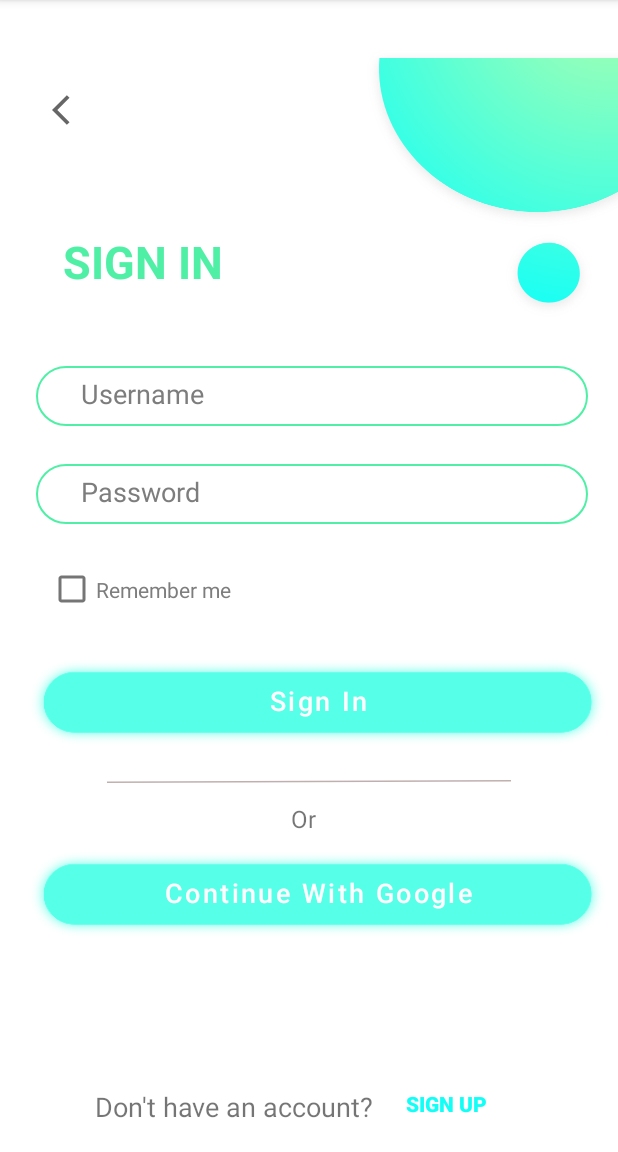
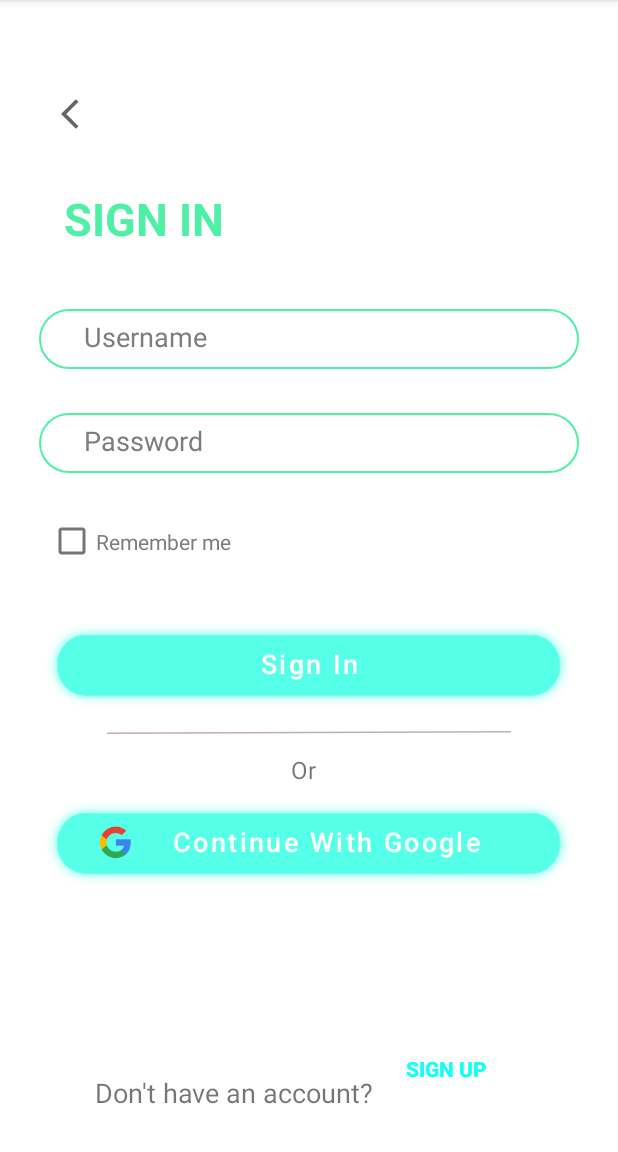
Before and after one commit to kalhararajapaksha/tolo, an Android app: the signin screen opened directly, with no data from a screen before it, on a phone screen of 412 x 824 dp, the part 84-1236 px from its top. Run offline under Robolectric (Android 15) with nearby library versions, the phone set to English and light mode, and no system bars; Roboto replaces fonts that are not available here.

Commit message:
I made some changes in the sign up and sign in page

```diff
--- a/app/src/main/res/drawable-hdpi/googleicon.xml
+++ b/app/src/main/res/drawable-hdpi/googleicon.xml
@@ -3,11 +3,12 @@
 
     <item
         android:drawable="@drawable/ggogle_icon"
-        android:width="40dp"
-        android:height="40dp"
-        android:left="20dp"
+        android:width="30dp"
+        android:height="30dp"
+       android:start="20dp"
         android:bottom="10dp"
         android:right="-35dp"
+
         />
 
 
--- a/app/src/main/res/layout/activity_signin.xml
+++ b/app/src/main/res/layout/activity_signin.xml
@@ -12,32 +12,18 @@
         android:layout_height="wrap_content"
         android:layout_marginStart="71dp"
         android:layout_marginLeft="71dp"
-        android:layout_marginTop="20dp"
+        android:layout_marginTop="12dp"
         android:layout_marginEnd="71dp"
         android:layout_marginRight="71dp"
+        android:layout_marginBottom="12dp"
+        android:contentDescription="@string/todo"
         android:foregroundGravity="center_horizontal"
+        app:layout_constraintBottom_toTopOf="@+id/or"
         app:layout_constraintEnd_toEndOf="parent"
         app:layout_constraintHorizontal_bias="0.0"
         app:layout_constraintStart_toStartOf="parent"
         app:layout_constraintTop_toBottomOf="@+id/signinbtn"
-        app:srcCompat="@drawable/signline"
-        android:contentDescription="@string/todo" />
-
-    <ImageView
-        android:id="@+id/imageView2"
-        android:layout_width="wrap_content"
-        android:layout_height="wrap_content"
-        android:layout_marginStart="92dp"
-        android:layout_marginLeft="92dp"
-        android:layout_marginBottom="552dp"
-        android:contentDescription="@string/todo"
-        android:duplicateParentState="false"
-        android:filterTouchesWhenObscured="true"
-        android:fitsSystemWindows="true"
-        android:orientation="vertical"
-        app:layout_constraintBottom_toBottomOf="parent"
-        app:layout_constraintStart_toEndOf="@+id/signuphead"
-        app:srcCompat="@drawable/circles_sign" />
+        app:srcCompat="@drawable/signline" />
 
     <TextView
         android:id="@+id/signuphead"
@@ -45,31 +31,31 @@
         android:layout_height="wrap_content"
         android:layout_marginStart="42dp"
         android:layout_marginLeft="42dp"
-        android:layout_marginTop="120dp"
-        android:layout_marginEnd="104dp"
-        android:layout_marginRight="104dp"
-        android:layout_marginBottom="573dp"
+        android:layout_marginEnd="262dp"
+        android:layout_marginRight="262dp"
+        android:layout_marginBottom="40dp"
         android:text="@string/signin"
         android:textAllCaps="true"
         android:textColor="@color/teal"
         android:textColorLink="#4AA694"
         android:textSize="30sp"
         android:textStyle="bold"
-        app:layout_constraintBottom_toBottomOf="parent"
-        app:layout_constraintEnd_toStartOf="@+id/imageView2"
+        app:layout_constraintBottom_toTopOf="@+id/username"
+        app:layout_constraintEnd_toEndOf="parent"
         app:layout_constraintStart_toStartOf="parent"
-        app:layout_constraintTop_toTopOf="parent"
-        app:layout_constraintVertical_bias="1.0" />
+        app:layout_constraintTop_toBottomOf="@+id/imageButton" />
 
     <ImageButton
         android:id="@+id/imageButton"
         android:layout_width="41dp"
         android:layout_height="35dp"
-        android:layout_marginStart="26dp"
-        android:layout_marginLeft="26dp"
-        android:layout_marginTop="55dp"
-        android:background="@color/white"
+        android:layout_marginStart="32dp"
+        android:layout_marginLeft="32dp"
+        android:layout_marginTop="58dp"
+        android:layout_marginBottom="32dp"
+        android:background="#0000"
         android:contentDescription="@string/todo"
+        app:layout_constraintBottom_toTopOf="@+id/signuphead"
         app:layout_constraintStart_toStartOf="parent"
         app:layout_constraintTop_toTopOf="parent"
         app:srcCompat="@drawable/ic_baseline_arrow_back_ios_24"
@@ -77,11 +63,13 @@
 
     <EditText
         android:id="@+id/username"
-        android:layout_width="368dp"
+        android:layout_width="360dp"
         android:layout_height="40dp"
-        android:layout_marginStart="24dp"
-        android:layout_marginLeft="24dp"
-        android:layout_marginTop="28dp"
+        android:layout_marginStart="25dp"
+        android:layout_marginLeft="25dp"
+        android:layout_marginEnd="25dp"
+        android:layout_marginRight="25dp"
+        android:layout_marginBottom="29dp"
         android:autofillHints=""
         android:background="@drawable/round_input"
         android:ems="10"
@@ -91,19 +79,23 @@
         android:paddingStart="30dp"
         android:paddingLeft="30dp"
         android:paddingTop="6dp"
+        android:paddingEnd="20dp"
         android:paddingRight="20dp"
         android:textColorHint="@color/light_gray"
+        app:layout_constraintBottom_toTopOf="@+id/password"
+        app:layout_constraintEnd_toEndOf="parent"
         app:layout_constraintStart_toStartOf="parent"
-        app:layout_constraintTop_toBottomOf="@+id/imageView2"
-        android:paddingEnd="20dp" />
+        app:layout_constraintTop_toBottomOf="@+id/signuphead" />
 
     <EditText
         android:id="@+id/password"
-        android:layout_width="368dp"
+        android:layout_width="360dp"
         android:layout_height="40dp"
-        android:layout_marginStart="24dp"
-        android:layout_marginLeft="24dp"
-        android:layout_marginTop="25dp"
+        android:layout_marginStart="25dp"
+        android:layout_marginLeft="25dp"
+        android:layout_marginTop="29dp"
+        android:layout_marginEnd="25dp"
+        android:layout_marginRight="25dp"
         android:autofillHints=""
         android:background="@drawable/round_input"
         android:ems="10"
@@ -113,11 +105,12 @@
         android:paddingStart="30dp"
         android:paddingLeft="30dp"
         android:paddingTop="6dp"
+        android:paddingEnd="20dp"
         android:paddingRight="20dp"
         android:textColorHint="@color/light_gray"
+        app:layout_constraintEnd_toEndOf="parent"
         app:layout_constraintStart_toStartOf="parent"
-        app:layout_constraintTop_toBottomOf="@+id/username"
-        android:paddingEnd="20dp" />
+        app:layout_constraintTop_toBottomOf="@+id/username" />
 
     <CheckBox
         android:id="@+id/checkBox"
@@ -125,7 +118,7 @@
         android:layout_height="47dp"
         android:layout_marginStart="32dp"
         android:layout_marginLeft="32dp"
-        android:layout_marginTop="20dp"
+        android:layout_marginTop="22dp"
         android:fontFamily="sans-serif"
         android:includeFontPadding="true"
         android:text="@string/remember_me"
@@ -135,11 +128,13 @@
 
     <Button
         android:id="@+id/signinbtn"
-        android:layout_width="392dp"
+        android:layout_width="360dp"
         android:layout_height="63dp"
-        android:layout_marginStart="16dp"
-        android:layout_marginLeft="16dp"
-        android:layout_marginTop="20dp"
+        android:layout_marginStart="25dp"
+        android:layout_marginLeft="25dp"
+        android:layout_marginTop="27dp"
+        android:layout_marginEnd="25dp"
+        android:layout_marginRight="25dp"
         android:background="@drawable/signbtn"
         android:gravity="center_horizontal"
         android:paddingTop="12dp"
@@ -151,6 +146,7 @@
         android:textAllCaps="false"
         android:textSize="18sp"
         app:backgroundTint="@color/lblut_btn"
+        app:layout_constraintEnd_toEndOf="parent"
         app:layout_constraintStart_toStartOf="parent"
         app:layout_constraintTop_toBottomOf="@+id/checkBox" />
 
@@ -170,11 +166,13 @@
 
     <Button
         android:id="@+id/gsigninbutton"
-        android:layout_width="392dp"
+        android:layout_width="360dp"
         android:layout_height="63dp"
-        android:layout_marginStart="16dp"
-        android:layout_marginLeft="16dp"
-        android:layout_marginTop="148dp"
+        android:layout_marginStart="25dp"
+        android:layout_marginLeft="25dp"
+        android:layout_marginTop="6dp"
+        android:layout_marginEnd="25dp"
+        android:layout_marginRight="25dp"
         android:background="@drawable/signbtn"
         android:drawableLeft="@drawable/googleicon"
         android:gravity="center_horizontal"
@@ -187,9 +185,9 @@
         android:textAllCaps="false"
         android:textSize="18sp"
         app:backgroundTint="@color/lblut_btn"
+        app:layout_constraintEnd_toEndOf="parent"
         app:layout_constraintStart_toStartOf="parent"
-        app:layout_constraintTop_toBottomOf="@+id/checkBox"
-        android:drawableStart="@drawable/googleicon" />
+        app:layout_constraintTop_toBottomOf="@+id/or" />
 
     <TextView
         android:id="@+id/dontacc"
@@ -197,7 +195,6 @@
         android:layout_height="wrap_content"
         android:layout_marginStart="64dp"
         android:layout_marginLeft="64dp"
-        android:layout_marginTop="97dp"
         android:layout_marginEnd="2dp"
         android:layout_marginRight="2dp"
         android:layout_marginBottom="27dp"
@@ -205,9 +202,7 @@
         android:textSize="18sp"
         app:layout_constraintBottom_toBottomOf="parent"
         app:layout_constraintEnd_toStartOf="@+id/signupbtn"
-        app:layout_constraintStart_toStartOf="parent"
-        app:layout_constraintTop_toBottomOf="@+id/gsigninbutton"
-        app:layout_constraintVertical_bias="0.0" />
+        app:layout_constraintStart_toStartOf="parent" />
 
     <Button
         android:id="@+id/signupbtn"
@@ -216,10 +211,10 @@
         android:layout_height="wrap_content"
         android:layout_marginStart="2dp"
         android:layout_marginLeft="2dp"
-        android:layout_marginTop="84dp"
+        android:layout_marginTop="73dp"
         android:layout_marginEnd="72dp"
         android:layout_marginRight="72dp"
-        android:layout_marginBottom="25dp"
+        android:layout_marginBottom="10dp"
         android:backgroundTint="#0000"
         android:text="@string/signup"
         android:textColor="@color/lblue"
@@ -229,7 +224,6 @@
         app:layout_constraintEnd_toEndOf="parent"
         app:layout_constraintStart_toEndOf="@+id/dontacc"
         app:layout_constraintTop_toBottomOf="@+id/gsigninbutton"
-        app:layout_constraintVertical_bias="0.0"
         tools:targetApi="lollipop" />
 
 </androidx.constraintlayout.widget.ConstraintLayout>
```
Also changed, not shown: app/src/main/java/com/example/tolo1/MainActivity.java (+18 -1 lines), app/src/main/res/layout/activity_signup.xml (+52 -61 lines).
